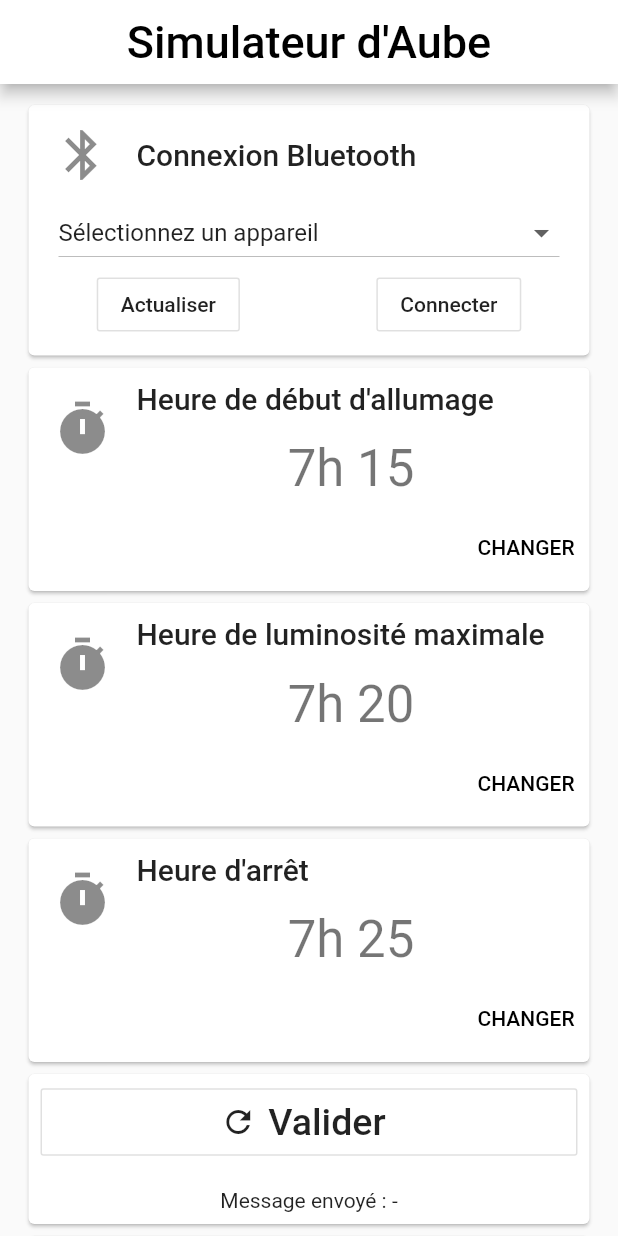
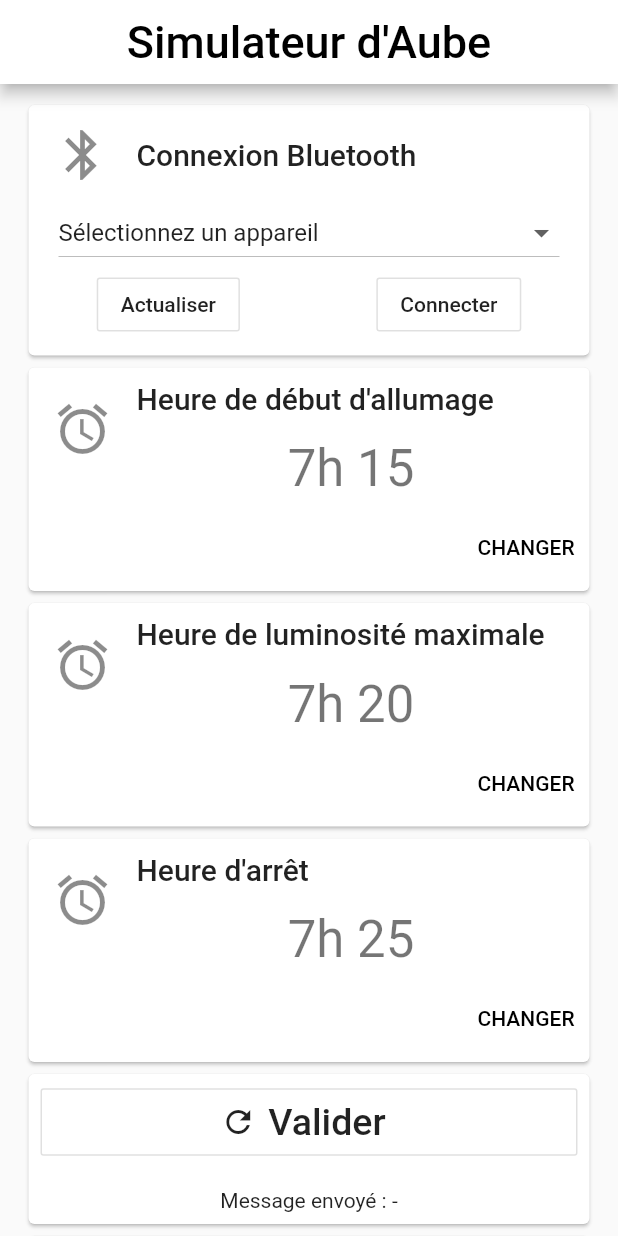
Before and after one commit to tidann/simuaube, a Flutter app: the screen it shows after launch, on a phone screen of 412 x 824 dp. Run offline on Flutter 3.47's test engine with Material 2 defaults, Android fonts, the phone set to English and light mode, and no system bars; our stand-ins replace flutter_bluetooth_serial.

Commit message:
Icon and release options

```diff
--- a/lib/main.dart
+++ b/lib/main.dart
@@ -2,7 +2,7 @@ import 'package:flutter/cupertino.dart';
 import 'package:flutter/material.dart';
 import 'package:flutter_bluetooth_serial/flutter_bluetooth_serial.dart';
 import 'dart:convert';
-import 'package:link/link.dart';
+import 'package:url_launcher/url_launcher.dart';
 
 void main() => runApp(SimuAube());
 
@@ -283,22 +283,57 @@ class _MainScreenState extends State<MainScreen> {
                                       " Ensuite, elle reste constante jusqu'à l'heure d'arrêt.",
                                 textAlign: TextAlign.justify,
                               ),
+                              SizedBox(height: 10.0),
                               Row(
+                                mainAxisAlignment: MainAxisAlignment.center,
                                 children: <Widget>[
                                   Text('Site web : '),
-                                  Link(
-                                    child: Text('tidann.alwaysdata.net'),
-                                    url: 'http://www.google.com',
-                                  ),
+                                  MaterialButton(
+                                    child: Row(
+                                      children: <Widget>[
+                                        Text(
+                                          "tidann.alwaysdata.net",
+                                          style: TextStyle(
+                                            color: Theme.of(context).primaryColor,
+                                          ),
+                                        ),
+                                        SizedBox(width: 10.0),
+                                        Icon(
+                                          Icons.launch,
+                                          color: Theme.of(context).primaryColor,
+                                        ),
+                                      ],
+                                    ),
+                                    onPressed: () {
+                                      launch("https://tidann.alwaysdata.net");
+                                    },
+                                  )
                                 ],
                               ),
                               Row(
+                                mainAxisAlignment: MainAxisAlignment.center,
                                 children: <Widget>[
-                                  Text('Code source '),
-                                  Link(
-                                    child: Text('tidann.alwaysdata.net'),
-                                    url: 'http://www.google.com',
-                                  ),
+                                  Text('Code source : '),
+                                  MaterialButton(
+                                    child: Row(
+                                      children: <Widget>[
+                                        Text(
+                                            "Sur Github",
+                                          style: TextStyle(
+                                            color: Theme.of(context).primaryColor,
+                                          ),
+                                        ),
+                                        SizedBox(width: 10.0),
+                                        Icon(
+                                            Icons.launch,
+                                          color: Theme.of(context).primaryColor,
+                                        ),
+                                      ],
+                                    ),
+                                    onPressed: () {
+                                      launch("https://github.com/tidanneels/simuaube/");
+                                    },
+                                  )
                                 ],
                               ),
                               SizedBox(height: 20.0),
@@ -357,7 +392,7 @@ class _TimeCardState extends State<TimeCard> {
                 style: Theme.of(context).textTheme.title,
               ),
               leading: Icon(
-                Icons.timer,
+                Icons.access_alarm,
                 size: 40.0,
               ),
               subtitle: Padding(
```
Also changed, not shown: pubspec.yaml (+11 -3 lines), assets/adaptive_icon_foreground.png (added), assets/icon512.png (added), assets/store_image.png (added), pubspec.lock, 16 other files.
